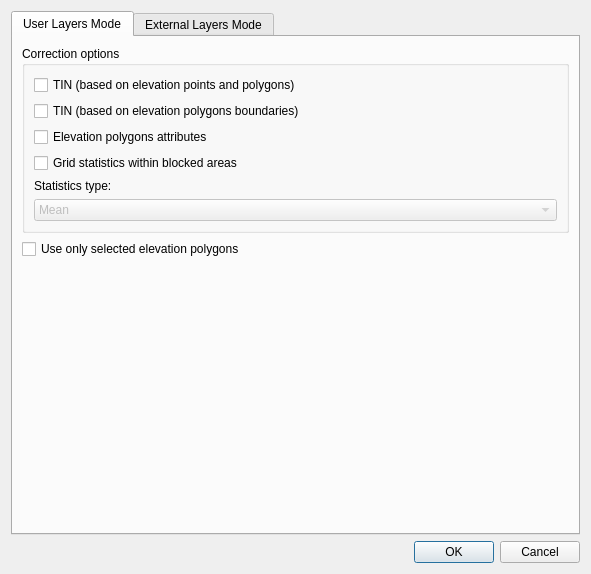
Above: flo2d/ui/grid_elevation.ui from FLO-2DSoftware/qgis-flo-2d-plugin before the change. Below: the same form after it.
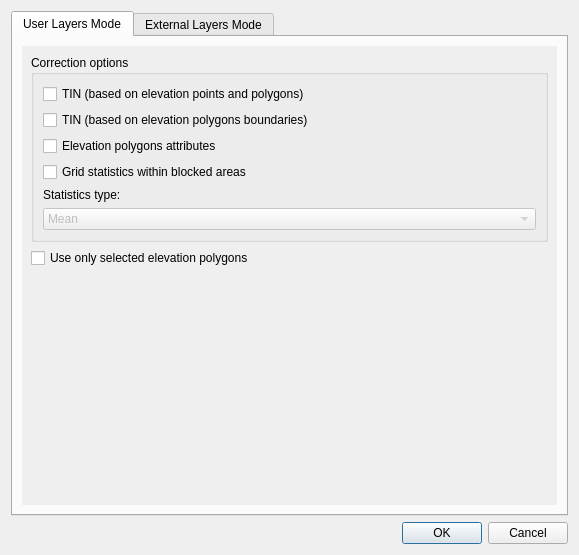
That is the form after the change.

Commit message: Work on sprint OCT2021 issues - #762 enhancements.

```diff
--- a/flo2d/ui/grid_elevation.ui
+++ b/flo2d/ui/grid_elevation.ui
@@ -6,8 +6,8 @@
    <rect>
     <x>0</x>
     <y>0</y>
-    <width>534</width>
-    <height>574</height>
+    <width>579</width>
+    <height>555</height>
    </rect>
   </property>
   <property name="sizePolicy">
@@ -20,7 +20,7 @@
    <string>Correct grid elevation</string>
   </property>
   <layout class="QGridLayout" name="gridLayout">
-   <item row="5" column="0">
+   <item row="4" column="0">
     <widget class="QDialogButtonBox" name="buttonBox">
      <property name="orientation">
       <enum>Qt::Horizontal</enum>
@@ -30,19 +30,6 @@
      </property>
     </widget>
    </item>
-   <item row="1" column="0">
-    <spacer name="verticalSpacer_4">
-     <property name="orientation">
-      <enum>Qt::Vertical</enum>
-     </property>
-     <property name="sizeHint" stdset="0">
-      <size>
-       <width>20</width>
-       <height>40</height>
-      </size>
-     </property>
-    </spacer>
-   </item>
    <item row="0" column="0">
     <widget class="QTabWidget" name="correction_tab">
      <property name="currentIndex">
@@ -54,6 +41,24 @@
       </attribute>
       <layout class="QGridLayout" name="gridLayout_6">
        <item row="0" column="0">
+        <widget class="QScrollArea" name="scrollArea_2">
+         <property name="frameShape">
+          <enum>QFrame::NoFrame</enum>
+         </property>
+         <property name="widgetResizable">
+          <bool>true</bool>
+         </property>
+         <widget class="QWidget" name="scrollAreaWidgetContents_2">
+          <property name="geometry">
+           <rect>
+            <x>0</x>
+            <y>0</y>
+            <width>537</width>
+            <height>464</height>
+           </rect>
+          </property>
+          <layout class="QGridLayout" name="gridLayout_9">
+           <item row="0" column="0">
         <widget class="QGroupBox" name="user_grp">
          <property name="minimumSize">
           <size>
@@ -137,19 +142,6 @@
          </layout>
         </widget>
        </item>
-       <item row="2" column="0">
-        <spacer name="verticalSpacer_3">
-         <property name="orientation">
-          <enum>Qt::Vertical</enum>
-         </property>
-         <property name="sizeHint" stdset="0">
-          <size>
-           <width>20</width>
-           <height>40</height>
-          </size>
-         </property>
-        </spacer>
-       </item>
        <item row="1" column="0">
         <widget class="QCheckBox" name="internal_selected_chbox">
          <property name="layoutDirection">
@@ -160,6 +152,23 @@
          </property>
         </widget>
        </item>
+           <item row="2" column="0">
+            <spacer name="verticalSpacer_3">
+             <property name="orientation">
+              <enum>Qt::Vertical</enum>
+             </property>
+             <property name="sizeHint" stdset="0">
+              <size>
+               <width>20</width>
+               <height>250</height>
+              </size>
+             </property>
+            </spacer>
+           </item>
+          </layout>
+         </widget>
+        </widget>
+       </item>
       </layout>
      </widget>
      <widget class="QWidget" name="external_tab">
@@ -167,20 +176,25 @@
        <string>External Layers Mode</string>
       </attribute>
       <layout class="QGridLayout" name="gridLayout_7">
-       <item row="2" column="0">
-        <spacer name="verticalSpacer_2">
-         <property name="orientation">
-          <enum>Qt::Vertical</enum>
+       <item row="0" column="0">
+        <widget class="QScrollArea" name="scrollArea">
+         <property name="frameShape">
+          <enum>QFrame::NoFrame</enum>
          </property>
-         <property name="sizeHint" stdset="0">
-          <size>
-           <width>20</width>
-           <height>40</height>
-          </size>
+         <property name="widgetResizable">
+          <bool>true</bool>
          </property>
-        </spacer>
-       </item>
-       <item row="1" column="0">
+         <widget class="QWidget" name="scrollAreaWidgetContents">
+          <property name="geometry">
+           <rect>
+            <x>0</x>
+            <y>0</y>
+            <width>537</width>
+            <height>464</height>
+           </rect>
+          </property>
+          <layout class="QGridLayout" name="gridLayout_8">
+           <item row="0" column="0">
         <widget class="QGroupBox" name="external_grp">
          <property name="minimumSize">
           <size>
@@ -198,19 +212,6 @@
           <bool>false</bool>
          </property>
          <layout class="QGridLayout" name="gridLayout_3">
-          <item row="18" column="0">
-           <spacer name="verticalSpacer_5">
-            <property name="orientation">
-             <enum>Qt::Vertical</enum>
-            </property>
-            <property name="sizeHint" stdset="0">
-             <size>
-              <width>20</width>
-              <height>40</height>
-             </size>
-            </property>
-           </spacer>
-          </item>
           <item row="7" column="3">
            <widget class="QComboBox" name="predicate_cbo">
             <item>
@@ -412,6 +413,23 @@
            </widget>
           </item>
          </layout>
+            </widget>
+           </item>
+           <item row="1" column="0">
+            <spacer name="verticalSpacer_5">
+             <property name="orientation">
+              <enum>Qt::Vertical</enum>
+             </property>
+             <property name="sizeHint" stdset="0">
+              <size>
+               <width>20</width>
+               <height>40</height>
+              </size>
+             </property>
+            </spacer>
+           </item>
+          </layout>
+         </widget>
         </widget>
        </item>
       </layout>
```
Lines whose indentation alone changed are shown as unchanged.
